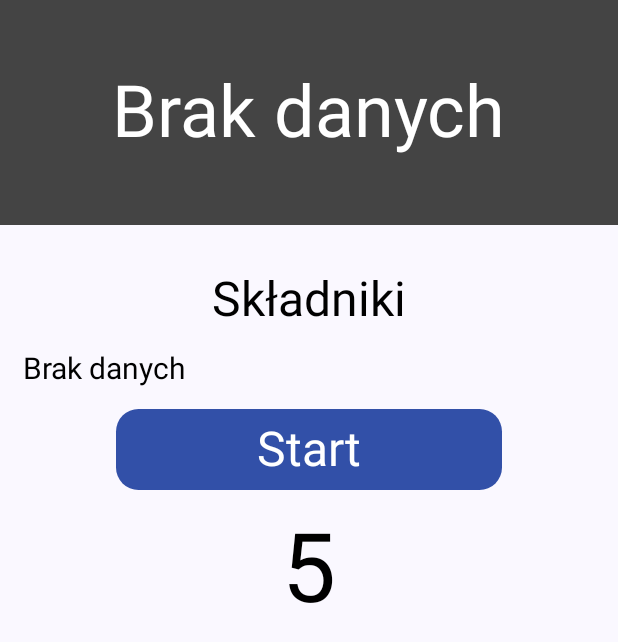
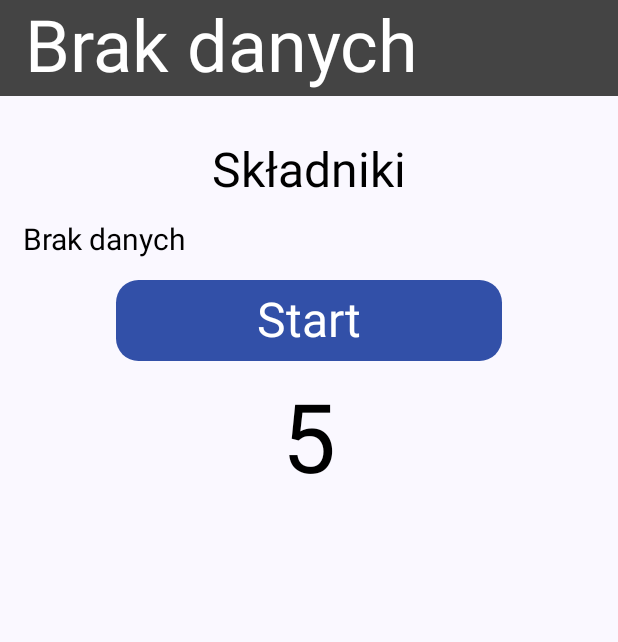
Before and after one commit to Lin1ux/Drinks_application, an Android app built with Jetpack Compose: the composable DetailScreen called with empty values, on a phone screen of 412 x 824 dp. Shown: the top 642 px of the screen. Run offline under Robolectric (Android 15) with nearby library versions, the phone set to English and light mode, and no system bars.

Commit message:
Add Scaffold

```diff
--- a/app/src/main/java/com/example/drinki/DetailScreen.kt
+++ b/app/src/main/java/com/example/drinki/DetailScreen.kt
@@ -13,7 +13,11 @@ import androidx.compose.foundation.lazy.LazyColumn
 import androidx.compose.foundation.shape.RoundedCornerShape
 import androidx.compose.material3.Button
 import androidx.compose.material3.ButtonDefaults
+import androidx.compose.material3.ExperimentalMaterial3Api
+import androidx.compose.material3.Scaffold
 import androidx.compose.material3.Text
+import androidx.compose.material3.TopAppBar
+import androidx.compose.material3.TopAppBarDefaults
 import androidx.compose.runtime.Composable
 import androidx.compose.runtime.LaunchedEffect
 import androidx.compose.runtime.getValue
@@ -35,31 +39,41 @@ import kotlinx.coroutines.delay
 
 import androidx.compose.runtime.State
 import androidx.compose.runtime.mutableStateOf
+import androidx.compose.ui.text.style.TextAlign
 import androidx.lifecycle.Lifecycle
 import androidx.lifecycle.LifecycleObserver
 import androidx.lifecycle.OnLifecycleEvent
 
-
+@OptIn(ExperimentalMaterial3Api::class)
 @Composable
 fun DetailScreen(viewModel: TimerViewModel,title: String?,description: String?,tablet : Boolean)
 {
-
-    Column()
+    Scaffold(topBar = {
+        TopAppBar(
+            colors = TopAppBarDefaults.topAppBarColors(
+                containerColor = Color.DarkGray,
+                titleContentColor = Color.White
+            ),
+            title = { Text(text = title ?: "Brak danych",style = TextStyle(color = Color.White, fontSize = 48.sp), textAlign = TextAlign.Center)
+                /*Box(modifier = Modifier.fillMaxSize(), contentAlignment = Alignment.Center)
+            {
+                Text("Wybierz Drink")}*/
+            }
+        )
+    })
+    {innerPadding ->
+        Column(modifier = Modifier.padding(innerPadding))
         {
             //Napis z nazwą drinka
-        Box(
+            /*Box(
 
                 modifier =
-                if(!tablet) {
-                    Modifier.fillMaxWidth().height(150.dp).background(Color.DarkGray)
-                } else {
-                    Modifier.fillMaxWidth().height(100.dp).background(Color.DarkGray)
-                },
+                    Modifier.fillMaxWidth().background(Color.LightGray),
                 contentAlignment = Alignment.Center // Wyśrodkowanie tekstu
             ) {
                 // Dodanie Text wewnątrz Box
                 Text(text = title ?: "Brak danych",style = TextStyle(color = Color.White, fontSize = 48.sp))
-        }
+            }*/
             //Skrolowane rzeczy
             LazyColumn()
             {
@@ -89,6 +103,7 @@ fun DetailScreen(viewModel: TimerViewModel,title: String?,description: String?,t
                 item()
                 {
                     Timer(viewModel  = viewModel,tablet = false)
+                }
             }
         }
     }
@@ -127,6 +142,7 @@ fun Timer(viewModel: TimerViewModel,tablet : Boolean)
                 )
                 {
                     Text(if(isRunning) {"Stop"} else {"Start"}, style = TextStyle(color = Color.White, fontSize = 32.sp))
+
                 }
                 Spacer(modifier = Modifier.weight(0.3f))
             }
--- a/app/src/main/java/com/example/drinki/Naviagtion.kt
+++ b/app/src/main/java/com/example/drinki/Naviagtion.kt
@@ -68,7 +68,6 @@ fun MainScreen(navController : NavController)
             TabletContentList(getDrinkList(),navController)
         }
     }
-
 }
 
 @OptIn(ExperimentalMaterial3WindowSizeClassApi::class)
```
Also changed, not shown: app/src/main/java/com/example/drinki/MainActivity.kt (+81 -23 lines), app/src/main/java/com/example/drinki/functions.kt (added, +14 -0 lines). Lines whose indentation alone changed are shown as unchanged.
